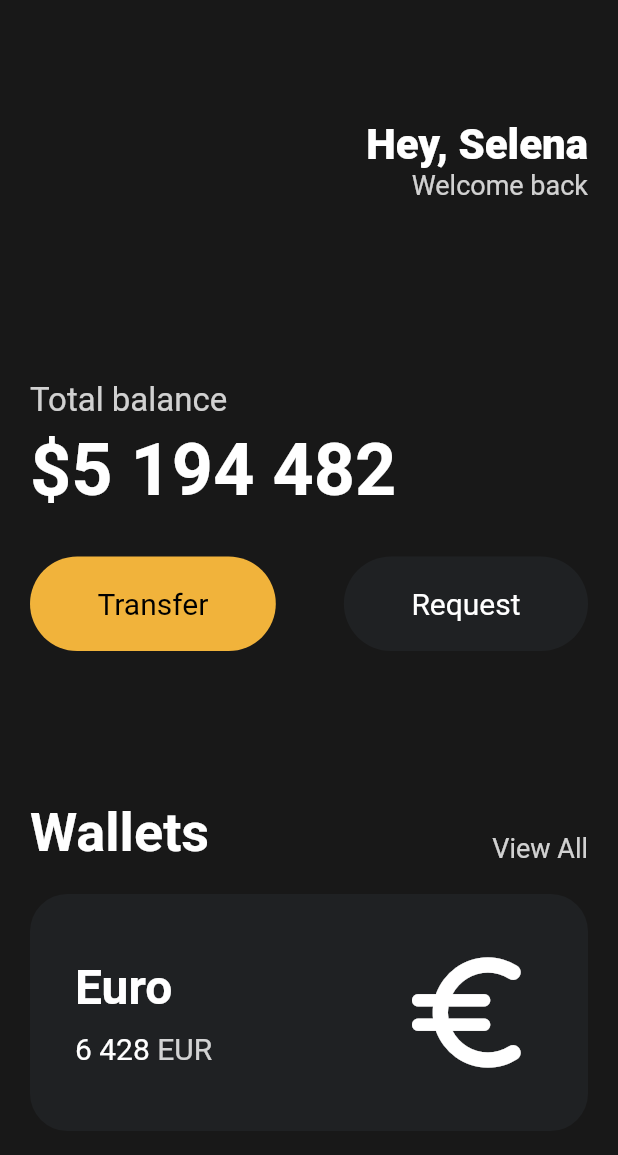
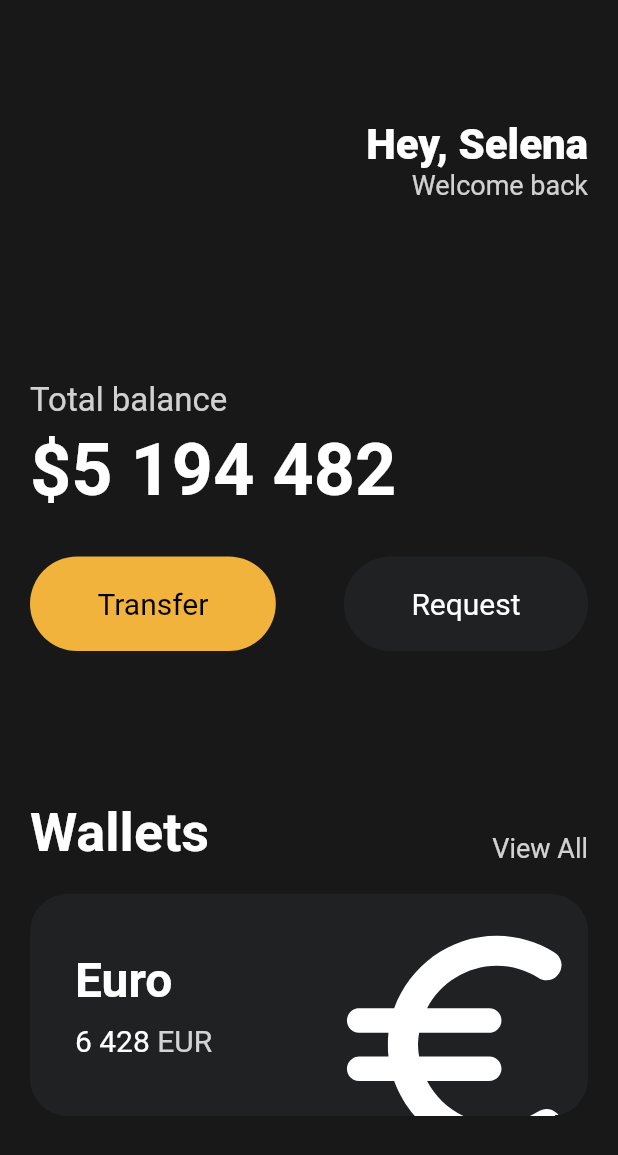
Before and after one commit to hhw12409/flutter-wallet-app, a Flutter app: the screen it shows after launch, on a phone screen of 412 x 824 dp. Shown: the top 1155 px of the screen. Run offline on Flutter 3.47's test engine with Material 2 defaults, Android fonts, the phone set to English and light mode, and no system bars.

```diff
--- a/lib/main.dart
+++ b/lib/main.dart
@@ -107,6 +107,7 @@ class App extends StatelessWidget {
                 height: 20,
               ),
               Container(
+                clipBehavior: Clip.hardEdge,
                 decoration: BoxDecoration(
                   color: const Color(0xFF1F2123),
                   borderRadius: BorderRadius.circular(25),
@@ -151,10 +152,16 @@ class App extends StatelessWidget {
                           ),
                         ],
                       ),
-                      const Icon(
-                        Icons.euro_rounded,
-                        color: Colors.white,
-                        size: 98,
+                      Transform.scale(
+                        scale: 2.2,
+                        child: Transform.translate(
+                          offset: const Offset(-5, 12),
+                          child: const Icon(
+                            Icons.euro_rounded,
+                            color: Colors.white,
+                            size: 88,
+                          ),
+                        ),
                       )
                     ],
                   ),
```
Also changed, not shown: lib/widgets/currency_card.dart (added, +78 -0 lines).
